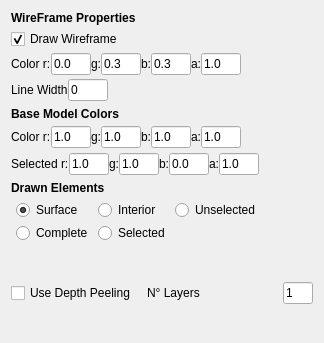
Above: Rendering/Renderers/ModelMainRenderer/mainrendererconfig.ui from Gloix/Camaron before the change. Below: the same form after it.
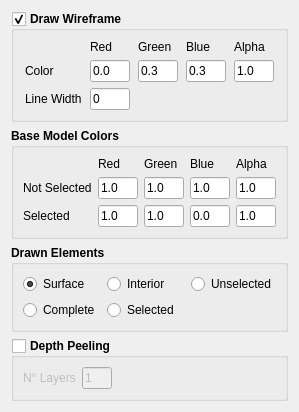
That is the form after the change.

```diff
--- a/Rendering/Renderers/ModelMainRenderer/mainrendererconfig.ui
+++ b/Rendering/Renderers/ModelMainRenderer/mainrendererconfig.ui
@@ -6,8 +6,8 @@
    <rect>
     <x>0</x>
     <y>0</y>
-    <width>324</width>
-    <height>343</height>
+    <width>283</width>
+    <height>358</height>
    </rect>
   </property>
   <property name="sizePolicy">
@@ -21,71 +21,21 @@
   </property>
   <layout class="QVBoxLayout" name="verticalLayout">
    <item>
-    <widget class="QWidget" name="widget" native="true">
-     <property name="sizePolicy">
-      <sizepolicy hsizetype="Fixed" vsizetype="Fixed">
-       <horstretch>0</horstretch>
-       <verstretch>0</verstretch>
-      </sizepolicy>
-     </property>
-     <layout class="QVBoxLayout" name="verticalLayout_2">
-      <property name="spacing">
-       <number>4</number>
-      </property>
-      <property name="margin">
-       <number>0</number>
-      </property>
-      <item>
-       <widget class="QLabel" name="label">
-        <property name="sizePolicy">
-         <sizepolicy hsizetype="Fixed" vsizetype="Preferred">
-          <horstretch>0</horstretch>
-          <verstretch>0</verstretch>
-         </sizepolicy>
-        </property>
+    <widget class="QGroupBox" name="checkBox_MR_draw_w">
         <property name="font">
          <font>
           <weight>75</weight>
           <bold>true</bold>
          </font>
         </property>
-        <property name="text">
-         <string>WireFrame Properties</string>
-        </property>
-       </widget>
-      </item>
-      <item>
-       <widget class="QCheckBox" name="checkBox_MR_draw_w">
-        <property name="sizePolicy">
-         <sizepolicy hsizetype="Fixed" vsizetype="Fixed">
-          <horstretch>0</horstretch>
-          <verstretch>0</verstretch>
-         </sizepolicy>
-        </property>
-        <property name="text">
+     <property name="title">
          <string>Draw Wireframe</string>
         </property>
-        <property name="checked">
+     <property name="checkable">
          <bool>true</bool>
         </property>
-       </widget>
-      </item>
-      <item>
-       <widget class="QWidget" name="widget_2" native="true">
-        <property name="sizePolicy">
-         <sizepolicy hsizetype="Fixed" vsizetype="Fixed">
-          <horstretch>0</horstretch>
-          <verstretch>0</verstretch>
-         </sizepolicy>
-        </property>
-        <layout class="QHBoxLayout" name="horizontalLayout">
-         <property name="spacing">
-          <number>0</number>
-         </property>
-         <property name="margin">
-          <number>0</number>
-         </property>
-         <item>
+     <layout class="QGridLayout" name="gridLayout_2">
+      <item row="1" column="0">
           <widget class="QLabel" name="label_2">
            <property name="sizePolicy">
             <sizepolicy hsizetype="Fixed" vsizetype="Preferred">
@@ -93,12 +43,18 @@
              <verstretch>0</verstretch>
             </sizepolicy>
            </property>
+        <property name="font">
+         <font>
+          <weight>50</weight>
+          <bold>false</bold>
+         </font>
+        </property>
            <property name="text">
-            <string>Color r:</string>
+         <string>Color</string>
            </property>
           </widget>
          </item>
-         <item>
+      <item row="1" column="1">
           <widget class="QLineEdit" name="lineEdit_MR_r">
            <property name="sizePolicy">
             <sizepolicy hsizetype="Fixed" vsizetype="Fixed">
@@ -112,6 +68,12 @@
              <height>16777215</height>
             </size>
            </property>
+        <property name="font">
+         <font>
+          <weight>50</weight>
+          <bold>false</bold>
+         </font>
+        </property>
            <property name="text">
             <string>0.0</string>
            </property>
@@ -120,20 +82,7 @@
            </property>
           </widget>
          </item>
-         <item>
-          <widget class="QLabel" name="label_4">
-           <property name="sizePolicy">
-            <sizepolicy hsizetype="Fixed" vsizetype="Preferred">
-             <horstretch>0</horstretch>
-             <verstretch>0</verstretch>
-            </sizepolicy>
-           </property>
-           <property name="text">
-            <string>g:</string>
-           </property>
-          </widget>
-         </item>
-         <item>
+      <item row="1" column="2">
           <widget class="QLineEdit" name="lineEdit_MR_g">
            <property name="sizePolicy">
             <sizepolicy hsizetype="Fixed" vsizetype="Fixed">
@@ -147,6 +96,12 @@
              <height>16777215</height>
             </size>
            </property>
+        <property name="font">
+         <font>
+          <weight>50</weight>
+          <bold>false</bold>
+         </font>
+        </property>
            <property name="text">
             <string>0.3</string>
            </property>
@@ -155,20 +110,7 @@
            </property>
           </widget>
          </item>
-         <item>
-          <widget class="QLabel" name="label_5">
-           <property name="sizePolicy">
-            <sizepolicy hsizetype="Fixed" vsizetype="Preferred">
-             <horstretch>0</horstretch>
-             <verstretch>0</verstretch>
-            </sizepolicy>
-           </property>
-           <property name="text">
-            <string>b:</string>
-           </property>
-          </widget>
-         </item>
-         <item>
+      <item row="1" column="3">
           <widget class="QLineEdit" name="lineEdit_MR_b">
            <property name="sizePolicy">
             <sizepolicy hsizetype="Fixed" vsizetype="Fixed">
@@ -182,6 +124,12 @@
              <height>16777215</height>
             </size>
            </property>
+        <property name="font">
+         <font>
+          <weight>50</weight>
+          <bold>false</bold>
+         </font>
+        </property>
            <property name="text">
             <string>0.3</string>
            </property>
@@ -190,20 +138,7 @@
            </property>
           </widget>
          </item>
-         <item>
-          <widget class="QLabel" name="label_6">
-           <property name="sizePolicy">
-            <sizepolicy hsizetype="Fixed" vsizetype="Preferred">
-             <horstretch>0</horstretch>
-             <verstretch>0</verstretch>
-            </sizepolicy>
-           </property>
-           <property name="text">
-            <string>a:</string>
-           </property>
-          </widget>
-         </item>
-         <item>
+      <item row="1" column="4">
           <widget class="QLineEdit" name="lineEdit_MR_a">
            <property name="sizePolicy">
             <sizepolicy hsizetype="Fixed" vsizetype="Fixed">
@@ -217,6 +152,12 @@
              <height>16777215</height>
             </size>
            </property>
+        <property name="font">
+         <font>
+          <weight>50</weight>
+          <bold>false</bold>
+         </font>
+        </property>
            <property name="text">
             <string>1.0</string>
            </property>
@@ -225,25 +166,7 @@
            </property>
           </widget>
          </item>
-        </layout>
-       </widget>
-      </item>
-      <item>
-       <widget class="QWidget" name="widget_3" native="true">
-        <property name="sizePolicy">
-         <sizepolicy hsizetype="Fixed" vsizetype="Fixed">
-          <horstretch>0</horstretch>
-          <verstretch>0</verstretch>
-         </sizepolicy>
-        </property>
-        <layout class="QHBoxLayout" name="horizontalLayout_2">
-         <property name="spacing">
-          <number>0</number>
-         </property>
-         <property name="margin">
-          <number>0</number>
-         </property>
-         <item>
+      <item row="2" column="0">
           <widget class="QLabel" name="label_7">
            <property name="sizePolicy">
             <sizepolicy hsizetype="Fixed" vsizetype="Fixed">
@@ -251,12 +174,18 @@
              <verstretch>0</verstretch>
             </sizepolicy>
            </property>
+        <property name="font">
+         <font>
+          <weight>50</weight>
+          <bold>false</bold>
+         </font>
+        </property>
            <property name="text">
             <string>Line Width</string>
            </property>
           </widget>
          </item>
-         <item>
+      <item row="2" column="1">
           <widget class="QLineEdit" name="lineEdit_MR_w">
            <property name="sizePolicy">
             <sizepolicy hsizetype="Fixed" vsizetype="Fixed">
@@ -270,6 +199,12 @@
              <height>16777215</height>
             </size>
            </property>
+        <property name="font">
+         <font>
+          <weight>50</weight>
+          <bold>false</bold>
+         </font>
+        </property>
            <property name="text">
             <string>0</string>
            </property>
@@ -278,69 +213,87 @@
            </property>
           </widget>
          </item>
-        </layout>
+      <item row="0" column="1">
+       <widget class="QLabel" name="label_18">
+        <property name="font">
+         <font>
+          <weight>50</weight>
+          <bold>false</bold>
+         </font>
+        </property>
+        <property name="text">
+         <string>Red</string>
+        </property>
        </widget>
       </item>
-     </layout>
-    </widget>
-   </item>
-   <item>
-    <widget class="QWidget" name="widget_4" native="true">
-     <property name="sizePolicy">
-      <sizepolicy hsizetype="Fixed" vsizetype="Fixed">
-       <horstretch>0</horstretch>
-       <verstretch>0</verstretch>
-      </sizepolicy>
-     </property>
-     <layout class="QVBoxLayout" name="verticalLayout_3">
-      <property name="spacing">
-       <number>5</number>
-      </property>
-      <property name="margin">
-       <number>0</number>
-      </property>
-      <item>
-       <widget class="QLabel" name="label_8">
-        <property name="sizePolicy">
-         <sizepolicy hsizetype="Fixed" vsizetype="Fixed">
-          <horstretch>0</horstretch>
-          <verstretch>0</verstretch>
-         </sizepolicy>
+      <item row="0" column="2">
+       <widget class="QLabel" name="label_19">
+        <property name="font">
+         <font>
+          <weight>50</weight>
+          <bold>false</bold>
+         </font>
+        </property>
+        <property name="text">
+         <string>Green</string>
+        </property>
+       </widget>
+      </item>
+      <item row="0" column="3">
+       <widget class="QLabel" name="label_20">
+        <property name="font">
+         <font>
+          <weight>50</weight>
+          <bold>false</bold>
+         </font>
+        </property>
+        <property name="text">
+         <string>Blue</string>
+        </property>
+       </widget>
+      </item>
+      <item row="0" column="4">
+       <widget class="QLabel" name="label_21">
+        <property name="font">
+         <font>
+          <weight>50</weight>
+          <bold>false</bold>
+         </font>
+        </property>
+        <property name="text">
+         <string>Alpha</string>
         </property>
+       </widget>
+      </item>
+     </layout>
+    </widget>
+   </item>
+   <item>
+    <widget class="QGroupBox" name="groupBox">
         <property name="font">
          <font>
           <weight>75</weight>
           <bold>true</bold>
          </font>
         </property>
-        <property name="text">
+     <property name="title">
          <string>Base Model Colors</string>
         </property>
-       </widget>
-      </item>
-      <item>
-       <widget class="QWidget" name="widget_5" native="true">
-        <property name="sizePolicy">
-         <sizepolicy hsizetype="Fixed" vsizetype="Fixed">
-          <horstretch>0</horstretch>
-          <verstretch>0</verstretch>
-         </sizepolicy>
-        </property>
-        <layout class="QHBoxLayout" name="horizontalLayout_3">
-         <property name="spacing">
-          <number>0</number>
-         </property>
-         <property name="margin">
-          <number>0</number>
-         </property>
-         <item>
+     <layout class="QGridLayout" name="gridLayout_3">
+      <item row="1" column="0">
           <widget class="QLabel" name="label_9">
+        <property name="font">
+         <font>
+          <weight>50</weight>
+          <bold>false</bold>
+         </font>
+        </property>
            <property name="text">
-            <string>Color r:</string>
+         <string>Not Selected</string>
            </property>
           </widget>
          </item>
-         <item>
+      <item row="1" column="1">
           <widget class="QLineEdit" name="lineEdit_MR_br">
            <property name="sizePolicy">
             <sizepolicy hsizetype="Fixed" vsizetype="Fixed">
@@ -354,19 +307,18 @@
              <height>16777215</height>
             </size>
            </property>
+        <property name="font">
+         <font>
+          <weight>50</weight>
+          <bold>false</bold>
+         </font>
+        </property>
            <property name="text">
             <string>1.0</string>
            </property>
           </widget>
          </item>
-         <item>
-          <widget class="QLabel" name="label_11">
-           <property name="text">
-            <string>g:</string>
-           </property>
-          </widget>
-         </item>
-         <item>
+      <item row="1" column="2">
           <widget class="QLineEdit" name="lineEdit_MR_bg">
            <property name="sizePolicy">
             <sizepolicy hsizetype="Fixed" vsizetype="Fixed">
@@ -380,19 +332,18 @@
              <height>16777215</height>
             </size>
            </property>
+        <property name="font">
+         <font>
+          <weight>50</weight>
+          <bold>false</bold>
+         </font>
+        </property>
            <property name="text">
             <string>1.0</string>
            </property>
           </widget>
          </item>
-         <item>
-          <widget class="QLabel" name="label_12">
-           <property name="text">
-            <string>b:</string>
-           </property>
-          </widget>
-         </item>
-         <item>
+      <item row="1" column="3">
           <widget class="QLineEdit" name="lineEdit_MR_bb">
            <property name="sizePolicy">
             <sizepolicy hsizetype="Fixed" vsizetype="Fixed">
@@ -406,25 +357,18 @@
              <height>16777215</height>
             </size>
            </property>
+        <property name="font">
+         <font>
+          <weight>50</weight>
+          <bold>false</bold>
+         </font>
+        </property>
            <property name="text">
             <string>1.0</string>
            </property>
           </widget>
          </item>
-         <item>
-          <widget class="QLabel" name="label_13">
-           <property name="sizePolicy">
-            <sizepolicy hsizetype="Fixed" vsizetype="Preferred">
-             <horstretch>0</horstretch>
-             <verstretch>0</verstretch>
-            </sizepolicy>
-           </property>
-           <property name="text">
-            <string>a:</string>
-           </property>
-          </widget>
-         </item>
-         <item>
+      <item row="1" column="4">
           <widget class="QLineEdit" name="lineEdit_MR_ba">
            <property name="sizePolicy">
             <sizepolicy hsizetype="Fixed" vsizetype="Fixed">
@@ -438,45 +382,18 @@
              <height>16777215</height>
             </size>
            </property>
+        <property name="font">
+         <font>
+          <weight>50</weight>
+          <bold>false</bold>
+         </font>
+        </property>
            <property name="text">
             <string>1.0</string>
            </property>
           </widget>
          </item>
-        </layout>
-       </widget>
-      </item>
-      <item>
-       <widget class="QFrame" name="frame">
-        <property name="enabled">
-         <bool>true</bool>
-        </property>
-        <property name="sizePolicy">
-         <sizepolicy hsizetype="Fixed" vsizetype="Fixed">
-          <horstretch>0</horstretch>
-          <verstretch>0</verstretch>
-         </sizepolicy>
-        </property>
-        <property name="focusPolicy">
-         <enum>Qt::NoFocus</enum>
-        </property>
-        <property name="frameShape">
-         <enum>QFrame::NoFrame</enum>
-        </property>
-        <property name="frameShadow">
-         <enum>QFrame::Raised</enum>
-        </property>
-        <property name="lineWidth">
-         <number>1</number>
-        </property>
-        <layout class="QHBoxLayout" name="horizontalLayout_4">
-         <property name="spacing">
-          <number>0</number>
-         </property>
-         <property name="margin">
-          <number>0</number>
-         </property>
-         <item>
+      <item row="2" column="0">
           <widget class="QLabel" name="label_3">
            <property name="sizePolicy">
             <sizepolicy hsizetype="Fixed" vsizetype="Preferred">
@@ -490,12 +407,18 @@
              <height>0</height>
             </size>
            </property>
+        <property name="font">
+         <font>
+          <weight>50</weight>
+          <bold>false</bold>
+         </font>
+        </property>
            <property name="text">
-            <string>Selected r:</string>
+         <string>Selected</string>
            </property>
           </widget>
          </item>
-         <item>
+      <item row="2" column="1">
           <widget class="QLineEdit" name="lineEdit_MR_sr">
            <property name="sizePolicy">
             <sizepolicy hsizetype="Fixed" vsizetype="Fixed">
@@ -509,19 +432,18 @@
              <height>16777215</height>
             </size>
            </property>
+        <property name="font">
+         <font>
+          <weight>50</weight>
+          <bold>false</bold>
+         </font>
+        </property>
            <property name="text">
             <string>1.0</string>
            </property>
           </widget>
          </item>
-         <item>
-          <widget class="QLabel" name="label_10">
-           <property name="text">
-            <string>g:</string>
-           </property>
-          </widget>
-         </item>
-         <item>
+      <item row="2" column="2">
           <widget class="QLineEdit" name="lineEdit_MR_sg">
            <property name="sizePolicy">
             <sizepolicy hsizetype="Fixed" vsizetype="Fixed">
@@ -535,19 +457,18 @@
              <height>16777215</height>
             </size>
            </property>
+        <property name="font">
+         <font>
+          <weight>50</weight>
+          <bold>false</bold>
+         </font>
+        </property>
            <property name="text">
             <string>1.0</string>
            </property>
           </widget>
          </item>
-         <item>
-          <widget class="QLabel" name="label_14">
-           <property name="text">
-            <string>b:</string>
-           </property>
-          </widget>
-         </item>
-         <item>
+      <item row="2" column="3">
           <widget class="QLineEdit" name="lineEdit_MR_sb">
            <property name="sizePolicy">
             <sizepolicy hsizetype="Fixed" vsizetype="Fixed">
@@ -561,19 +482,18 @@
              <height>16777215</height>
             </size>
            </property>
+        <property name="font">
+         <font>
+          <weight>50</weight>
+          <bold>false</bold>
+         </font>
+        </property>
            <property name="text">
             <string>0.0</string>
            </property>
           </widget>
          </item>
-         <item>
-          <widget class="QLabel" name="label_15">
-           <property name="text">
-            <string>a:</string>
-           </property>
-          </widget>
-         </item>
-         <item>
+      <item row="2" column="4">
           <widget class="QLineEdit" name="lineEdit_MR_sa">
            <property name="sizePolicy">
             <sizepolicy hsizetype="Fixed" vsizetype="Fixed">
@@ -587,80 +507,92 @@
              <height>16777215</height>
             </size>
            </property>
+        <property name="font">
+         <font>
+          <weight>50</weight>
+          <bold>false</bold>
+         </font>
+        </property>
            <property name="text">
             <string>1.0</string>
            </property>
           </widget>
          </item>
-        </layout>
+      <item row="0" column="1">
+       <widget class="QLabel" name="label">
+        <property name="font">
+         <font>
+          <weight>50</weight>
+          <bold>false</bold>
+         </font>
+        </property>
+        <property name="text">
+         <string>Red</string>
+        </property>
        </widget>
       </item>
-     </layout>
-    </widget>
-   </item>
-   <item>
-    <widget class="QWidget" name="widget_7" native="true">
-     <property name="sizePolicy">
-      <sizepolicy hsizetype="Maximum" vsizetype="Maximum">
-       <horstretch>0</horstretch>
-       <verstretch>0</verstretch>
-      </sizepolicy>
-     </property>
-     <layout class="QVBoxLayout" name="verticalLayout_4">
-      <property name="spacing">
-       <number>5</number>
-      </property>
-      <property name="margin">
-       <number>0</number>
-      </property>
-      <item>
-       <widget class="QLabel" name="label_16">
-        <property name="sizePolicy">
-         <sizepolicy hsizetype="Fixed" vsizetype="Fixed">
-          <horstretch>0</horstretch>
-          <verstretch>0</verstretch>
-         </sizepolicy>
+      <item row="0" column="2">
+       <widget class="QLabel" name="label_4">
+        <property name="font">
+         <font>
+          <weight>50</weight>
+          <bold>false</bold>
+         </font>
+        </property>
+        <property name="text">
+         <string>Green</string>
+        </property>
+       </widget>
+      </item>
+      <item row="0" column="3">
+       <widget class="QLabel" name="label_5">
+        <property name="font">
+         <font>
+          <weight>50</weight>
+          <bold>false</bold>
+         </font>
+        </property>
+        <property name="text">
+         <string>Blue</string>
+        </property>
+       </widget>
+      </item>
+      <item row="0" column="4">
+       <widget class="QLabel" name="label_6">
+        <property name="font">
+         <font>
+          <weight>50</weight>
+          <bold>false</bold>
+         </font>
+        </property>
+        <property name="text">
+         <string>Alpha</string>
         </property>
+       </widget>
+      </item>
+     </layout>
+    </widget>
+   </item>
+   <item>
+    <widget class="QGroupBox" name="groupBox_2">
         <property name="font">
          <font>
           <weight>75</weight>
           <bold>true</bold>
          </font>
         </property>
-        <property name="text">
+     <property name="title">
          <string>Drawn Elements</string>
         </property>
-       </widget>
-      </item>
-      <item>
-       <widget class="QWidget" name="widget_6" native="true">
-        <property name="sizePolicy">
-         <sizepolicy hsizetype="Maximum" vsizetype="Maximum">
-          <horstretch>0</horstretch>
-          <verstretch>0</verstretch>
-         </sizepolicy>
-        </property>
-        <layout class="QGridLayout" name="gridLayout">
-         <property name="leftMargin">
-          <number>5</number>
-         </property>
-         <property name="topMargin">
-          <number>0</number>
-         </property>
-         <property name="rightMargin">
-          <number>1</number>
-         </property>
-         <property name="bottomMargin">
-          <number>0</number>
-         </property>
-         <property name="horizontalSpacing">
-          <number>5</number>
-         </property>
-         <property name="verticalSpacing">
-          <number>3</number>
-         </property>
+     <layout class="QGridLayout" name="gridLayout_4">
          <item row="0" column="0">
           <widget class="QRadioButton" name="radioButton_surface">
+        <property name="font">
+         <font>
+          <weight>50</weight>
+          <bold>false</bold>
+         </font>
+        </property>
            <property name="text">
             <string>Surface</string>
            </property>
@@ -671,13 +603,38 @@
          </item>
          <item row="0" column="1">
           <widget class="QRadioButton" name="radioButton_interior">
+        <property name="font">
+         <font>
+          <weight>50</weight>
+          <bold>false</bold>
+         </font>
+        </property>
            <property name="text">
             <string>Interior</string>
            </property>
           </widget>
          </item>
+      <item row="0" column="2">
+       <widget class="QRadioButton" name="radioButton_unselected">
+        <property name="font">
+         <font>
+          <weight>50</weight>
+          <bold>false</bold>
+         </font>
+        </property>
+        <property name="text">
+         <string>Unselected</string>
+        </property>
+       </widget>
+      </item>
          <item row="1" column="0">
           <widget class="QRadioButton" name="radioButton_complete">
+        <property name="font">
+         <font>
+          <weight>50</weight>
+          <bold>false</bold>
+         </font>
+        </property>
            <property name="text">
             <string>Complete</string>
            </property>
@@ -688,69 +645,52 @@
          </item>
          <item row="1" column="1">
           <widget class="QRadioButton" name="radioButton_selected">
+        <property name="font">
+         <font>
+          <weight>50</weight>
+          <bold>false</bold>
+         </font>
+        </property>
            <property name="text">
             <string>Selected</string>
            </property>
           </widget>
          </item>
-         <item row="0" column="2">
-          <widget class="QRadioButton" name="radioButton_unselected">
-           <property name="text">
-            <string>Unselected</string>
-           </property>
-          </widget>
-         </item>
         </layout>
        </widget>
       </item>
       <item>
-       <widget class="QWidget" name="widget_8" native="true">
-        <property name="sizePolicy">
-         <sizepolicy hsizetype="Fixed" vsizetype="Fixed">
-          <horstretch>0</horstretch>
-          <verstretch>0</verstretch>
-         </sizepolicy>
-        </property>
-        <layout class="QHBoxLayout" name="horizontalLayout_5">
-         <property name="spacing">
-          <number>0</number>
-         </property>
-         <property name="margin">
-          <number>0</number>
-         </property>
-        </layout>
-       </widget>
-      </item>
-     </layout>
-    </widget>
-   </item>
-   <item>
-    <widget class="QWidget" name="widget_depth_peeling" native="true">
-     <layout class="QHBoxLayout" name="horizontalLayout_6">
-      <property name="spacing">
-       <number>2</number>
-      </property>
-      <property name="leftMargin">
-       <number>0</number>
-      </property>
-      <property name="rightMargin">
-       <number>0</number>
-      </property>
-      <item>
-       <widget class="QCheckBox" name="checkBox_depth_peeling">
-        <property name="text">
-         <string>Use Depth Peeling</string>
-        </property>
-       </widget>
-      </item>
-      <item>
+    <widget class="QGroupBox" name="checkBox_depth_peeling">
+     <property name="font">
+      <font>
+       <weight>75</weight>
+       <bold>true</bold>
+      </font>
+     </property>
+     <property name="title">
+      <string>Depth Peeling</string>
+     </property>
+     <property name="checkable">
+      <bool>true</bool>
+     </property>
+     <property name="checked">
+      <bool>false</bool>
+     </property>
+     <layout class="QFormLayout" name="formLayout">
+      <item row="0" column="0">
        <widget class="QLabel" name="label_17">
+        <property name="font">
+         <font>
+          <weight>50</weight>
+          <bold>false</bold>
+         </font>
+        </property>
         <property name="text">
          <string>N° Layers</string>
         </property>
        </widget>
       </item>
-      <item>
+      <item row="0" column="1">
        <widget class="QLineEdit" name="line_n_layers">
         <property name="maximumSize">
          <size>
@@ -758,6 +698,12 @@
           <height>16777215</height>
          </size>
         </property>
+        <property name="font">
+         <font>
+          <weight>50</weight>
+          <bold>false</bold>
+         </font>
+        </property>
         <property name="text">
          <string>1</string>
         </property>
```
Lines whose indentation alone changed are shown as unchanged.
